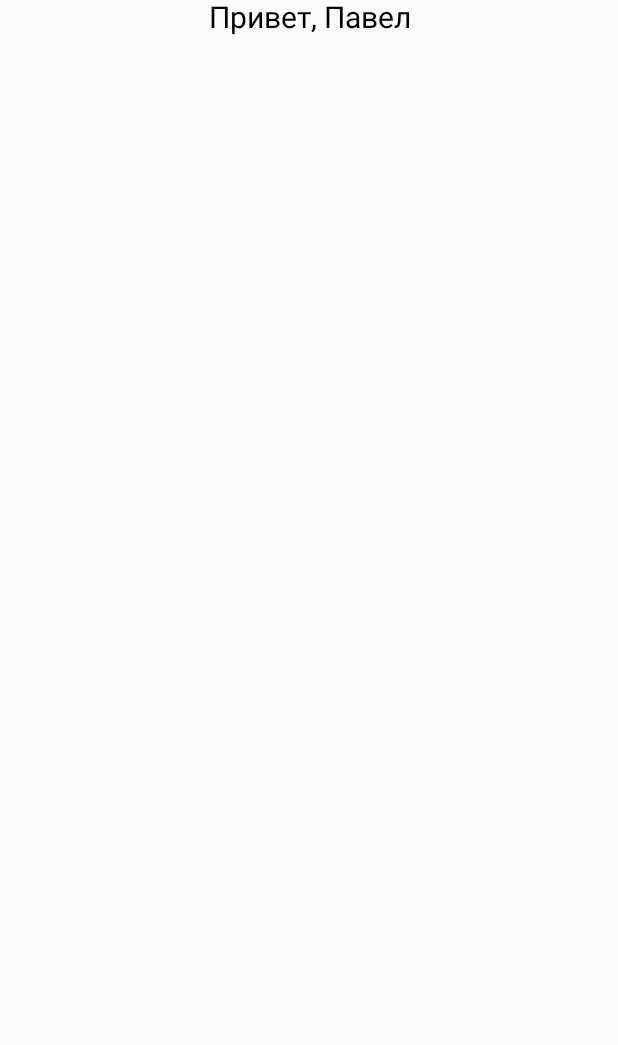
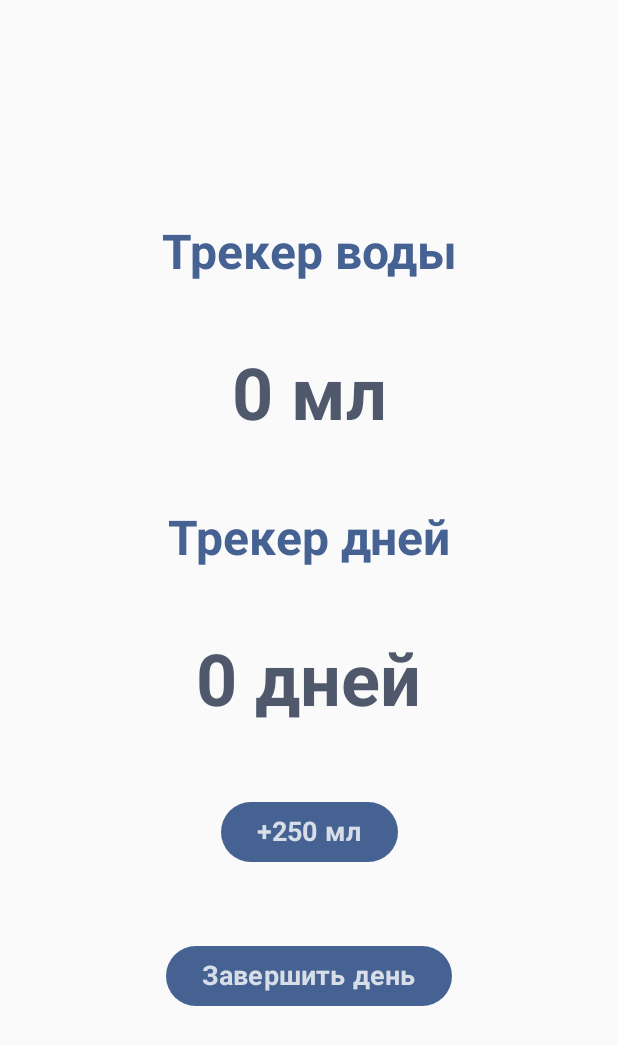
Before and after one commit to s3cra/SamsungUni, an Android app built with Jetpack Compose: the screen it shows after launch (MainActivity), on a phone screen of 412 x 824 dp. Before the commit the part shown is almost empty. Shown: the top 1045 px of the screen. Run offline under Robolectric (Android 15) with nearby library versions, the phone set to English and light mode, and no system bars.

Commit message:
add task8

```diff
--- a/app/src/main/java/com/example/ilearncomposehere/MainActivity.kt
+++ b/app/src/main/java/com/example/ilearncomposehere/MainActivity.kt
@@ -12,6 +12,7 @@ import androidx.compose.foundation.layout.Arrangement
 import androidx.compose.foundation.layout.Box
 import androidx.compose.foundation.layout.Column
 import androidx.compose.foundation.layout.Row
+import androidx.compose.foundation.layout.Spacer
 import androidx.compose.foundation.layout.aspectRatio
 import androidx.compose.foundation.layout.fillMaxHeight
 import androidx.compose.foundation.layout.fillMaxSize
@@ -30,6 +31,13 @@ import androidx.compose.material3.Button
 import androidx.compose.material3.ButtonColors
 import androidx.compose.material3.Text
 import androidx.compose.runtime.Composable
+import androidx.compose.runtime.derivedStateOf
+import androidx.compose.runtime.getValue
+import androidx.compose.runtime.mutableIntStateOf
+import androidx.compose.runtime.mutableStateOf
+import androidx.compose.runtime.remember
+import androidx.compose.runtime.saveable.rememberSaveable
+import androidx.compose.runtime.setValue
 import androidx.compose.ui.Alignment
 import androidx.compose.ui.Modifier
 import androidx.compose.ui.draw.clip
@@ -43,6 +51,7 @@ import androidx.compose.ui.res.stringResource
 import androidx.compose.ui.res.vectorResource
 import androidx.compose.ui.text.TextStyle
 import androidx.compose.ui.text.font.FontStyle
+import androidx.compose.ui.text.font.FontWeight
 import androidx.compose.ui.text.style.TextAlign
 import androidx.compose.ui.text.style.TextDecoration
 import androidx.compose.ui.text.style.TextIndent
@@ -51,13 +60,16 @@ import androidx.compose.ui.tooling.preview.Preview
 import androidx.compose.ui.unit.dp
 import androidx.compose.ui.unit.sp
 import com.example.ilearncomposehere.ui.theme.Orange
+import com.example.ilearncomposehere.ui.theme.buttonTextColor
+import com.example.ilearncomposehere.ui.theme.primaryColor
+import com.example.ilearncomposehere.ui.theme.secondaryColor
 
 class MainActivity : ComponentActivity() {
     override fun onCreate(savedInstanceState: Bundle?) {
         super.onCreate(savedInstanceState)
         enableEdgeToEdge()
         setContent {
-            Hello("Павел")
+            WaterTracker()
         }
     }
 }
@@ -276,3 +288,108 @@ fun Humans3(){
         }
     }
 }
+//Задание 8
+@Composable
+fun WaterTracker() {
+    var waterCount by rememberSaveable { mutableIntStateOf(0) }
+    var daysCount by rememberSaveable { mutableIntStateOf(0) }
+    val daysCountWord = remember { derivedStateOf {
+        when{
+            daysCount % 100 == 11 -> "дней"
+            daysCount % 10 == 1 -> "день"
+            daysCount % 10 == 2 -> "дня"
+            daysCount % 10 == 3 -> "дня"
+            daysCount % 10 == 4 -> "дня"
+            else -> "дней"
+        }
+    } }
+    Column(
+        modifier = Modifier
+            .fillMaxSize()
+            .padding(16.dp),
+        verticalArrangement = Arrangement.Center,
+        horizontalAlignment = Alignment.CenterHorizontally
+        ) {
+        Text(
+            text = "Трекер воды",
+            fontSize = 32.sp,
+            fontWeight = FontWeight.Bold,
+            color = primaryColor
+        )
+
+        Spacer(modifier = Modifier.height(48.dp))
+
+        Text(
+            text = "$waterCount мл",
+            fontSize = 48.sp,
+            fontWeight = FontWeight.Bold,
+            color = secondaryColor
+        )
+
+        Spacer(modifier = Modifier.height(48.dp))
+
+        Text(
+            text = "Трекер дней",
+            fontSize = 32.sp,
+            fontWeight = FontWeight.Bold,
+            color = primaryColor
+        )
+
+        Spacer(modifier = Modifier.height(48.dp))
+
+        Text(
+            text = "$daysCount ${daysCountWord.value}",
+            fontSize = 48.sp,
+            fontWeight = FontWeight.Bold,
+            color = secondaryColor
+        )
+
+        Spacer(modifier = Modifier.height(48.dp))
+
+        Button(
+            colors = ButtonColors(
+                contentColor = buttonTextColor,
+                containerColor = primaryColor,
+                disabledContainerColor = primaryColor,
+                disabledContentColor = buttonTextColor
+            ),
+            onClick = { waterCount += 250 }
+        ) {
+            Text(
+                text = "+250 мл",
+                fontSize = 18.sp,
+                fontWeight = FontWeight.Bold,
+                color = buttonTextColor
+            )
+        }
+
+        Spacer(modifier = Modifier.height(48.dp))
+
+        Button(
+            colors = ButtonColors(
+                contentColor = buttonTextColor,
+                containerColor = primaryColor,
+                disabledContainerColor = primaryColor,
+                disabledContentColor = buttonTextColor
+            ),
+            onClick = {
+                when(waterCount >= 1500){
+                    true -> {
+                        daysCount++
+                    }
+                    else -> {
+                        daysCount = 0
+                    }
+                }
+                waterCount = 0
+            }
+        ) {
+            Text(
+                text = "Завершить день",
+                fontSize = 18.sp,
+                fontWeight = FontWeight.Bold,
+                color = buttonTextColor
+            )
+        }
+    }
+}
--- a/app/src/main/java/com/example/ilearncomposehere/ui/theme/Color.kt
+++ b/app/src/main/java/com/example/ilearncomposehere/ui/theme/Color.kt
@@ -11,3 +11,7 @@ val PurpleGrey40 = Color(0xFF625b71)
 val Pink40 = Color(0xFF7D5260)
 
 val Orange = Color(0xFFFF5100)
+
+val primaryColor = Color(0xFF456293)
+val secondaryColor = Color(0xFF50596C)
+val buttonTextColor = Color(0xFFD8DEE8)
```
